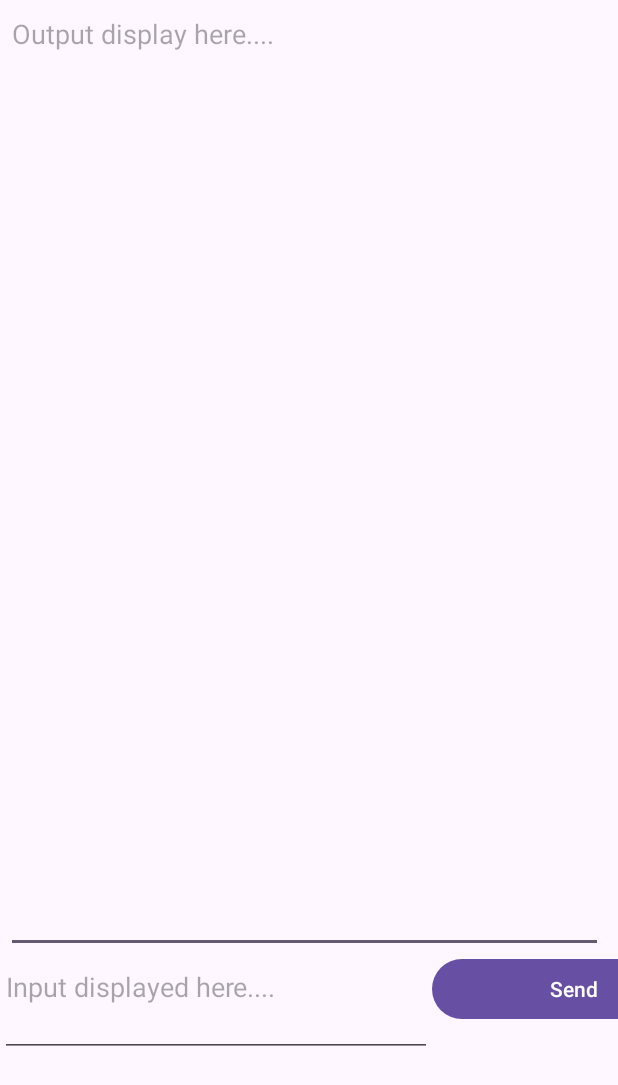
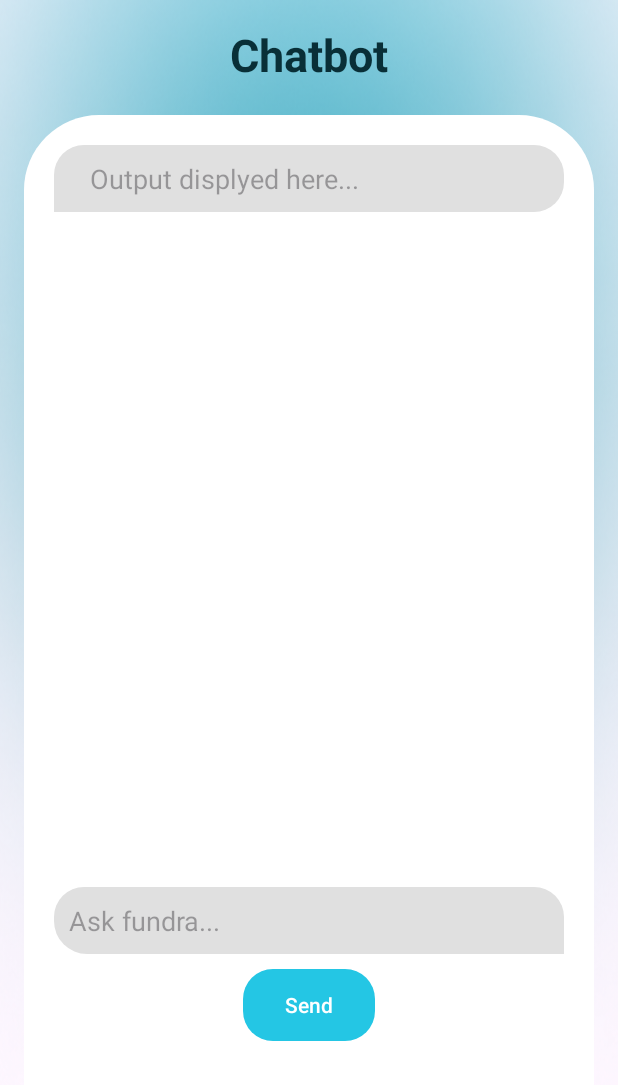
Before and after one commit to NadineMahmoud/Fundra_GraduationProject, an Android app: the ChatBotGimini screen opened directly, with no data from a screen before it, on a phone screen of 412 x 824 dp. Shown: the top 1085 px of the screen. Run offline under Robolectric (Android 15) with nearby library versions, the phone set to English and light mode, and no system bars; libraries missing offline, so code that uses them is left out: com.google.ai.client.

Commit message:
third commit

```diff
--- a/app/build.gradle.kts
+++ b/app/build.gradle.kts
@@ -51,5 +51,5 @@ dependencies {
     testImplementation(libs.junit)
     androidTestImplementation(libs.androidx.junit)
     androidTestImplementation(libs.androidx.espresso.core)
-    implementation("com.google.ai.client.generativeai:generativeai:0.9.0")
+    implementation(libs.generativeai)
 }
--- a/app/src/main/java/com/example/fundra/ChatBotGimini.kt
+++ b/app/src/main/java/com/example/fundra/ChatBotGimini.kt
@@ -1,6 +1,7 @@
 package com.example.fundra
 
 import android.os.Bundle
+import android.util.Log
 import android.view.View
 import android.widget.EditText
 import androidx.activity.enableEdgeToEdge
--- /dev/null
+++ b/app/src/main/res/drawable/left_tail.xml
@@ -0,0 +1,10 @@
+<?xml version="1.0" encoding="utf-8"?>
+<vector xmlns:android="http://schemas.android.com/apk/res/android"
+    android:width="12dp"
+    android:height="12dp"
+    android:viewportWidth="24"
+    android:viewportHeight="24">
+    <path
+        android:fillColor="#E0E0E0"
+        android:pathData="M24,0 L0,0 L12,24 Z"/>
+</vector>
--- /dev/null
+++ b/app/src/main/res/drawable/messege.xml
@@ -0,0 +1,21 @@
+<?xml version="1.0" encoding="utf-8"?>
+<layer-list xmlns:android="http://schemas.android.com/apk/res/android">
+
+    <!-- الخلفية الأساسية للرسالة -->
+    <item>
+        <shape android:shape="rectangle">
+            <solid android:color="#E0E0E0"/> <!-- لون الخلفية -->
+            <corners android:topLeftRadius="20dp" android:topRightRadius="20dp" android:bottomRightRadius="20dp"/>
+            <padding android:left="24dp" android:top="10dp" android:right="16dp" android:bottom="10dp"/>
+        </shape>
+    </item>
+
+    <!-- ذيل الفقاعة -->
+    <item android:gravity="start|bottom">
+        <shape android:shape="rectangle">
+            <solid android:color="#E0E0E0"/>
+            <size android:width="22dp" android:height="20dp"/>
+        </shape>
+    </item>
+
+</layer-list>
--- /dev/null
+++ b/app/src/main/res/drawable/messege_right.xml
@@ -0,0 +1,21 @@
+<?xml version="1.0" encoding="utf-8"?>
+    <layer-list xmlns:android="http://schemas.android.com/apk/res/android">
+
+        <!-- الخلفية الأساسية للرسالة -->
+        <item>
+            <shape android:shape="rectangle">
+                <solid android:color="#E0E0E0"/> <!-- لون الخلفية -->
+                <corners android:topLeftRadius="20dp" android:topRightRadius="20dp" android:bottomLeftRadius="22dp"/>
+                <padding android:right="24dp" android:top="10dp" android:left="16dp" android:bottom="10dp"/>
+            </shape>
+        </item>
+
+        <!-- ذيل الفقاعة -->
+        <item android:gravity="end|bottom">
+            <shape android:shape="rectangle">
+                <solid android:color="#E0E0E0"/>
+                <size android:width="22dp" android:height="20dp"/>
+            </shape>
+        </item>
+
+    </layer-list>
--- a/app/src/main/res/drawable/sign_btn.xml
+++ b/app/src/main/res/drawable/sign_btn.xml
@@ -1,7 +1,7 @@
 <?xml version="1.0" encoding="utf-8"?>
 <selector xmlns:android="http://schemas.android.com/apk/res/android">
     <item>
-        <shape xmlns:android="http://schemas.android.com/apk/res/android"
+        <shape
             android:shape="rectangle">
             <corners android:radius="20dp"/>
             <solid android:color="@color/navy_blue"/>
--- a/app/src/main/res/layout/activity_chat_bot_gimini.xml
+++ b/app/src/main/res/layout/activity_chat_bot_gimini.xml
@@ -5,39 +5,86 @@
     android:id="@+id/SendButton"
     android:layout_width="match_parent"
     android:layout_height="match_parent"
+    android:background="@drawable/main_bg"
     android:onClick="sendButton"
     tools:context=".ChatBotGimini">
+    <?xml version="1.0" encoding="utf-8"?>
+    <androidx.constraintlayout.widget.ConstraintLayout
+        android:layout_width="match_parent"
+        android:layout_height="match_parent"
+        android:padding="16dp">
 
-    <Button
-        android:id="@+id/button"
-        android:layout_width="wrap_content"
-        android:layout_height="wrap_content"
-        android:hint="Input displayrd here...."
-        android:onClick="sendButton"
-        android:text="Send"
-        app:layout_constraintStart_toEndOf="@+id/editTextTextInput"
-        app:layout_constraintTop_toBottomOf="@+id/editTextTextOutput" />
+        <!-- Title TextView -->
+        <TextView
+            android:id="@+id/chat"
+            android:layout_width="wrap_content"
+            android:layout_height="wrap_content"
+            android:text="Chatbot"
+            android:textColor="@color/black1"
+            android:fontFamily="sans-serif"
+            android:textStyle="bold"
+            android:textSize="30sp"
+            android:gravity="center"
+            app:layout_constraintStart_toStartOf="parent"
+            app:layout_constraintTop_toTopOf="parent"
+            app:layout_constraintEnd_toEndOf="parent"/>
 
-    <EditText
-        android:id="@+id/editTextTextOutput"
-        android:layout_width="398dp"
-        android:layout_height="635dp"
-        android:layout_marginStart="4dp"
-        android:ems="10"
-        android:hint="Output display here...."
-        android:gravity="start|top"
-        android:inputType="textMultiLine"
-        app:layout_constraintStart_toStartOf="parent"
-        app:layout_constraintTop_toTopOf="parent" />
+        <!-- Chat Frame Layout -->
+        <FrameLayout
+            android:layout_width="match_parent"
+            android:layout_height="0dp"
+            android:background="@drawable/frame"
+            android:layout_marginTop="20dp"
+            app:layout_constraintTop_toBottomOf="@id/chat"
+            app:layout_constraintBottom_toBottomOf="parent"
+            app:layout_constraintStart_toStartOf="parent"
+            app:layout_constraintEnd_toEndOf="parent">
 
-    <EditText
-        android:id="@+id/editTextTextInput"
-        android:layout_width="288dp"
-        android:layout_height="69dp"
-        android:ems="10"
-        android:hint="Input displayed here...."
-        android:gravity="start|top"
-        android:inputType="textMultiLine"
-        app:layout_constraintStart_toStartOf="parent"
-        app:layout_constraintTop_toBottomOf="@+id/editTextTextOutput" />
+            <LinearLayout
+                android:layout_width="match_parent"
+                android:layout_height="match_parent"
+                android:orientation="vertical"
+                android:padding="20dp"
+                android:gravity="center_horizontal">
+
+                <!-- Output EditText (Chat display) -->
+                <EditText
+                    android:layout_width="match_parent"
+                    android:layout_height="wrap_content"
+                    android:id="@+id/editTextTextOutput"
+                    android:textColor="@color/black1"
+                    android:inputType="textMultiLine"
+                    android:fontFamily="sans-serif"
+                    android:background="@drawable/messege"
+                    android:hint="Output displyed here..."
+                    android:layout_marginTop="0dp"
+                    android:layout_marginBottom="0dp"/>
+
+
+                <!-- Input EditText (User Input) -->
+                <EditText
+                    android:id="@+id/editTextTextInput"
+                    android:layout_width="match_parent"
+                    android:layout_height="wrap_content"
+                    android:hint="Ask fundra..."
+                    android:gravity="start|top"
+                    android:inputType="textMultiLine"
+                    android:layout_marginTop="450dp"
+                    android:padding="10dp"
+                    android:background="@drawable/messege_right"/>
+
+                <!-- Send Button -->
+                <Button
+                    android:id="@+id/button"
+                    android:layout_width="wrap_content"
+                    android:layout_height="wrap_content"
+                    android:text="Send"
+                    android:background="@drawable/sign_btn"
+                    app:backgroundTint="@null"
+                    android:onClick="sendButton"
+                    android:layout_marginTop="10dp"
+                    android:padding="10dp"/>
+            </LinearLayout>
+        </FrameLayout>
+    </androidx.constraintlayout.widget.ConstraintLayout>
 </androidx.constraintlayout.widget.ConstraintLayout>
--- a/app/src/main/res/layout/activity_main.xml
+++ b/app/src/main/res/layout/activity_main.xml
@@ -5,8 +5,12 @@
     android:id="@+id/SendButton"
     android:layout_width="match_parent"
     android:layout_height="match_parent"
-    tools:context=".MainActivity"
-    android:background="@drawable/main_bg">
+    tools:context=".MainActivity">
+    <ImageView
+        android:layout_width="match_parent"
+        android:layout_height="match_parent"
+        android:src="@drawable/firstlogo"
+        android:background="@color/navy_blue"/>
 
 
 </androidx.constraintlayout.widget.ConstraintLayout>
```
Also changed, not shown: app/src/main/res/drawable/firstlogo.png (added).
